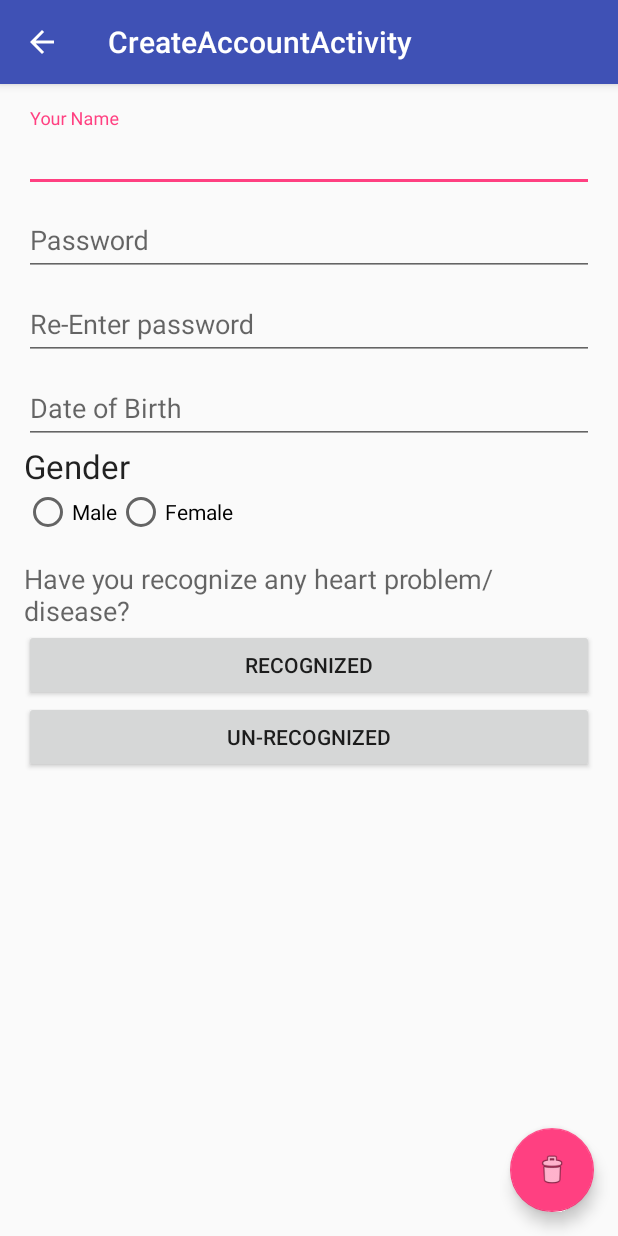
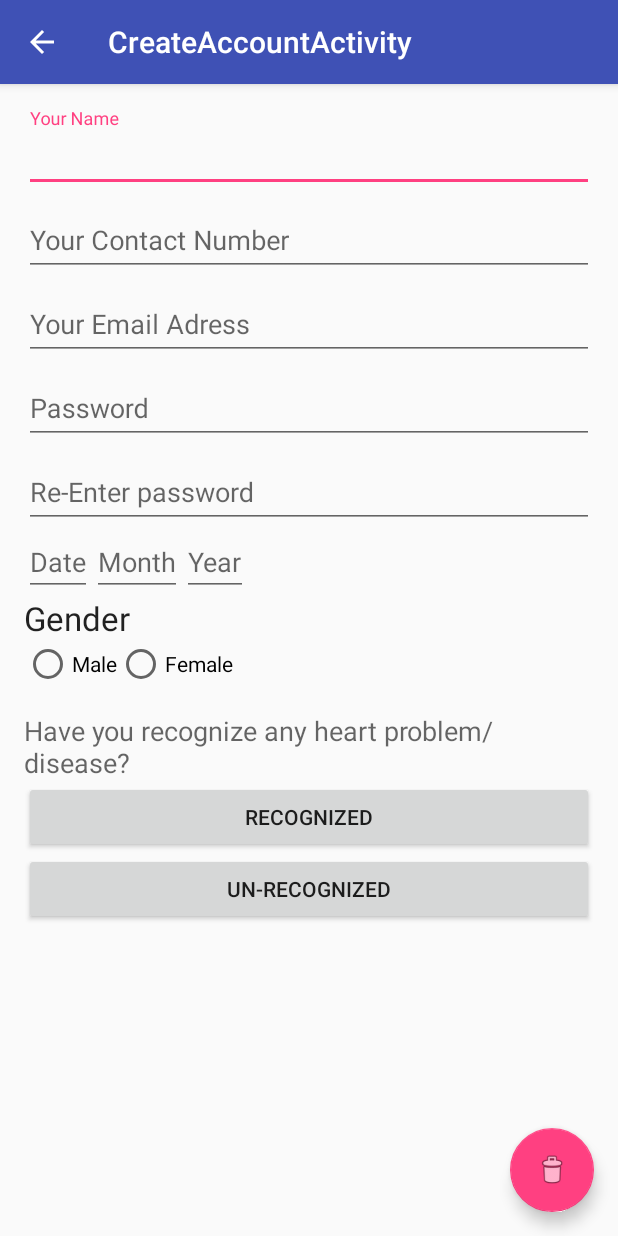
Before and after one commit to PramithaSamarakoon/KeepMerelaxFinal, an Android app: the CreateAccountActivity screen opened directly, with no data from a screen before it, on a phone screen of 412 x 824 dp. Run offline under Robolectric (Android 15) with nearby library versions, the phone set to English and light mode, and no system bars.

Commit message:
Add user UI changed

```diff
--- a/app/src/main/java/com/project/udayanga/keepmerelax/RecognizeActivity.java
+++ b/app/src/main/java/com/project/udayanga/keepmerelax/RecognizeActivity.java
@@ -50,6 +50,7 @@ public class RecognizeActivity extends AppCompatActivity {
     }
     private void saveUser(){
         Bundle bundle=getIntent().getExtras();
+
         name=bundle.getString("name");
         password=bundle.getString("password");
         dob=bundle.getString("dob");
--- a/app/src/main/res/layout/content_create_account.xml
+++ b/app/src/main/res/layout/content_create_account.xml
@@ -36,7 +36,32 @@
                     android:maxLines="1"
                     android:singleLine="true" />
             </android.support.design.widget.TextInputLayout>
-
+            <android.support.design.widget.TextInputLayout
+                android:layout_width="match_parent"
+                android:layout_height="wrap_content">
+                <EditText
+                    android:id="@+id/editTextContactNumber"
+                    android:layout_width="match_parent"
+                    android:layout_height="wrap_content"
+                    android:hint="Your Contact Number"
+                    android:imeOptions="actionUnspecified"
+                    android:inputType="number"
+                    android:maxLines="1"
+                    android:singleLine="true" />
+            </android.support.design.widget.TextInputLayout>
+            <android.support.design.widget.TextInputLayout
+                android:layout_width="match_parent"
+                android:layout_height="wrap_content">
+                <EditText
+                    android:id="@+id/editTextEmail"
+                    android:layout_width="match_parent"
+                    android:layout_height="wrap_content"
+                    android:hint="Your Email Adress"
+                    android:imeOptions="actionUnspecified"
+                    android:inputType="textEmailAddress"
+                    android:maxLines="1"
+                    android:singleLine="true" />
+            </android.support.design.widget.TextInputLayout>
             <android.support.design.widget.TextInputLayout
                 android:layout_width="match_parent"
                 android:layout_height="wrap_content">
@@ -65,19 +90,42 @@
                     android:singleLine="true" />
             </android.support.design.widget.TextInputLayout>
 
-            <android.support.design.widget.TextInputLayout
+            <LinearLayout
+                android:orientation="horizontal"
                 android:layout_width="match_parent"
-                android:layout_height="wrap_content">
+                android:layout_height="match_parent">
+
                 <EditText
-                    android:id="@+id/editTextDOB"
-                    android:layout_width="match_parent"
+                    android:layout_width="wrap_content"
                     android:layout_height="wrap_content"
-                    android:hint="Date of Birth"
-                    android:imeOptions="actionUnspecified"
-                    android:inputType="text"
+                    android:id="@+id/editText"
+                    android:hint="Date"
+                    android:inputType="number"
                     android:maxLines="1"
-                    android:singleLine="true" />
-            </android.support.design.widget.TextInputLayout>
+                    android:singleLine="true"
+                    android:maxLength="2"/>
+
+                <EditText
+                    android:layout_width="wrap_content"
+                    android:layout_height="wrap_content"
+                    android:id="@+id/editText2"
+                    android:hint="Month"
+                    android:inputType="number"
+                    android:maxLines="1"
+                    android:singleLine="true"
+                    android:maxLength="2"/>
+
+                <EditText
+                    android:layout_width="wrap_content"
+                    android:layout_height="wrap_content"
+                    android:id="@+id/editText3"
+                    android:hint="Year"
+                    android:inputType="number"
+                    android:maxLines="1"
+                    android:singleLine="true"
+                    android:maxLength="2"/>
+            </LinearLayout>
+
             <TextView
                 android:layout_width="match_parent"
                 android:layout_height="wrap_content"
```
